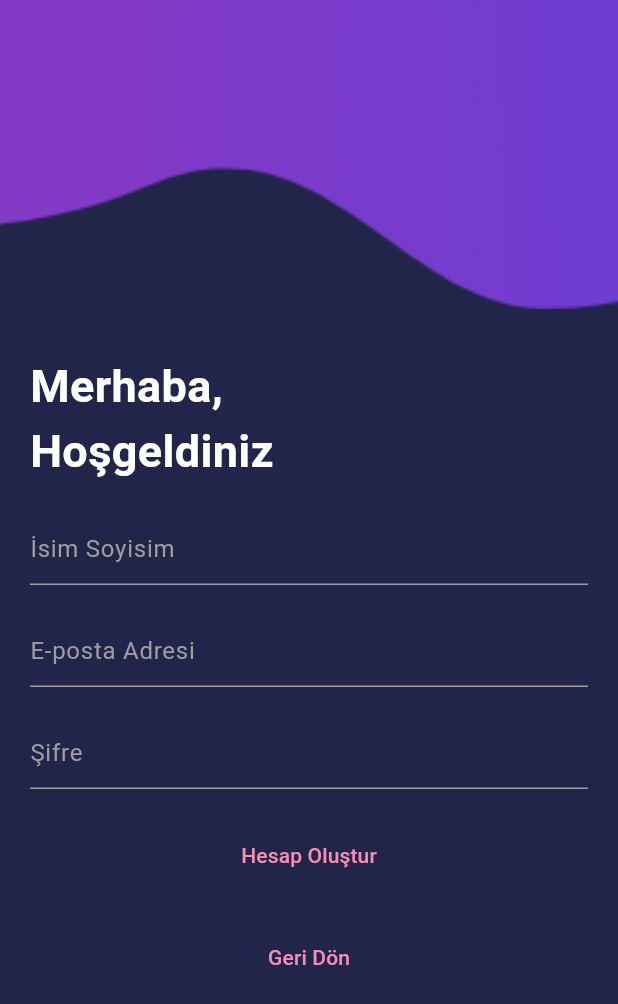
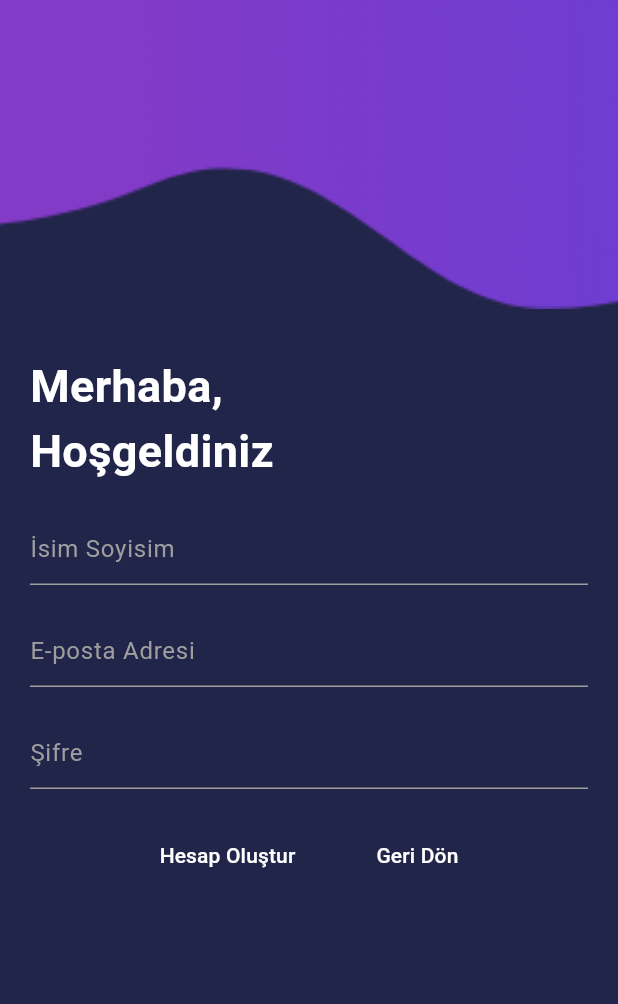
Before and after one commit to y-e-sryldz/wordle, a Flutter app: the screen it shows after launch, after a tap on "Hesap Oluştur", on a phone screen of 412 x 824 dp. Shown: the top 1004 px of the screen. Run offline on Flutter 3.47's test engine with Material 3 defaults, Android fonts, the phone set to English and light mode, and no system bars; our stand-ins replace cloud_firestore, firebase_auth, firebase_core, firebase_storage, shared_preferences; missing offline and left inert: bishop, square_bishop, squares, stockfish; accounts and stored records are empty.

Commit message:
100 lük proje

```diff
--- a/lib/components/keyboard_row.dart
+++ b/lib/components/keyboard_row.dart
@@ -35,7 +35,7 @@ class KeyboardRow extends StatelessWidget {
                       child: InkWell(
                           onTap: () {
                             Provider.of<Controller>(context, listen: false)
-                                .setKeyTapped(value: e.key);
+                                .setKeyTapped(value: e.key,context: context);
                           },
                           child: Center(child: Text(e.key))))),
             ),
--- a/lib/main.dart
+++ b/lib/main.dart
@@ -14,10 +14,13 @@ void main() async {
     options: DefaultFirebaseOptions.currentPlatform,
   );
   runApp(MultiProvider(
-      providers: [ChangeNotifierProvider(create: (_) => Controller()),
+    providers: [
+      ChangeNotifierProvider(create: (_) => Controller()),
       ChangeNotifierProvider(create: (_) => AuthenticationProvider()),
-      ChangeNotifierProvider(create: (_) => GameProvider())],
-      child: const MyApp()));
+      ChangeNotifierProvider(create: (_) => GameProvider()),
+    ],
+    child: const MyApp(),
+  ));
 }
 
 class MyApp extends StatelessWidget {
--- a/lib/pages/Giris_ekrani.dart
+++ b/lib/pages/Giris_ekrani.dart
@@ -68,8 +68,7 @@ class _Giris_ekraniState extends State<Giris_ekrani> {
   @override
   Widget build(BuildContext context) {
     var height = MediaQuery.of(context).size.height;
-    return MaterialApp(
-      home: Scaffold(
+    return Scaffold(
       backgroundColor: Color(0xff21254A),
       body: SingleChildScrollView(
         child: Column(
@@ -176,11 +175,10 @@ class _Giris_ekraniState extends State<Giris_ekrani> {
                               });
                             } else {
                               signInUser();
-
                             }
                           },
                           child: Container(
-                              margin: EdgeInsets.symmetric(horizontal: 40),
+                            margin: EdgeInsets.symmetric(horizontal: 30),
                             decoration: BoxDecoration(
                               borderRadius: BorderRadius.circular(50),
                             ),
@@ -198,7 +196,7 @@ class _Giris_ekraniState extends State<Giris_ekrani> {
                             );
                           },
                           child: Container(
-                              margin: EdgeInsets.symmetric(horizontal: 40),
+                            margin: EdgeInsets.symmetric(horizontal: 30),
                             decoration: BoxDecoration(
                               borderRadius: BorderRadius.circular(50),
                             ),
@@ -215,7 +213,6 @@ class _Giris_ekraniState extends State<Giris_ekrani> {
           ],
         ),
       ),
-      ),
     );
   }
 }
--- a/lib/pages/Hesap_olustur.dart
+++ b/lib/pages/Hesap_olustur.dart
@@ -45,6 +45,7 @@ class _Hesap_olusturState extends State<Hesap_olustur> {
     var height = MediaQuery.of(context).size.height;
     final authProvider = context.watch<AuthenticationProvider>();
     return MaterialApp(
+      debugShowCheckedModeBanner: false,
       home: Scaffold(
         backgroundColor: Color(0xff21254A),
         body: SingleChildScrollView(
@@ -162,7 +163,13 @@ class _Hesap_olusturState extends State<Hesap_olustur> {
                     SizedBox(
                       height: 20,
                     ),
-                    Center(
+                    Row(
+                      mainAxisAlignment: MainAxisAlignment.center,
+                      children: [
+                      Container(
+                        decoration: BoxDecoration(
+                              borderRadius: BorderRadius.circular(50),
+                            ),
                         child: TextButton(
                           onPressed: () async {
                             if (username.isEmpty || password.isEmpty) {
@@ -192,26 +199,36 @@ class _Hesap_olusturState extends State<Hesap_olustur> {
                               signUpUser();
                             }
                           },
+                          child: Container(
+                            decoration: BoxDecoration(
+                                borderRadius: BorderRadius.circular(50),
+                              ),
                             child: Text(
                               "Hesap Oluştur",
-                          style: TextStyle(color: Colors.pink[200]),
+                              style: TextStyle(color: Colors.white),
+                            ),
                           ),
                         ),
                       ),
                     SizedBox(
-                      height: 20,
+                      width: 30,
                     ),
-                    Center(
+                    Container(
+                      decoration: BoxDecoration(
+                              borderRadius: BorderRadius.circular(50),
+                            ),
                       child: TextButton(
                         onPressed: () {
                           Navigator.pop(context);
                         },
                         child: Text(
                           "Geri Dön",
-                          style: TextStyle(color: Colors.pink[200]),
+                          style: TextStyle(color: Colors.white),
                         ),
                       ),
                     ),
+                    ],),
+
                   ],
                 ),
               ),
--- a/lib/providers/game_provider.dart
+++ b/lib/providers/game_provider.dart
@@ -375,7 +375,7 @@ class GameProvider extends ChangeNotifier {
 
   String _gameCreatorUid = '';
   String _gameCreatorName = '';
-  String _gameCreatorPhoto = '';
+  bool _gameCreatorPhoto = false;
   int _gameCreatorRating = 1200;
   String _userId = '';
   String _userName = '';
@@ -384,7 +384,7 @@ class GameProvider extends ChangeNotifier {
 
   String get gameCreatorUid => _gameCreatorUid;
   String get gameCreatorName => _gameCreatorName;
-  String get gameCreatorPhoto => _gameCreatorPhoto;
+  bool get gameCreatorPhoto => _gameCreatorPhoto;
   int get gameCreatorRating => _gameCreatorRating;
   String get userId => _userId;
   String get userName => _userName;
@@ -528,7 +528,7 @@ class GameProvider extends ChangeNotifier {
       Constants.isPlaying: true,
       Constants.uid: userModel.uid,
       Constants.name: userModel.name,
-      Constants.ikinci_kazanan: userModel.image,
+      Constants.ikinci_kazanan: false,
       Constants.userRating: userModel.playerRating,
       Constants.whitesTime: _savedWhitesTime.toString(),
     });
```
Also changed, not shown: lib/controller.dart (+37 -21 lines), lib/pages/Oyun_ekrani.dart (+5 -7 lines), lib/pages/odalar.dart (+41 -43 lines). Lines whose indentation alone changed are shown as unchanged.
